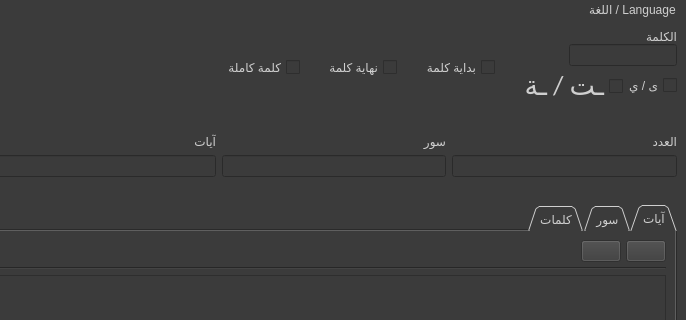
First picture: the form in gui/main_screen.ui, repository masalha-alaa/quran-counter, before the edit; both pictures show x 467 to 1153 and y 0 to 320 of the 1153 by 740 pixel window.
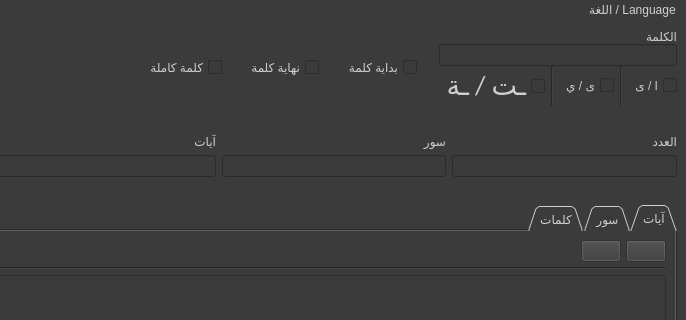
Second picture: the form after the edit. The open tabs and pages were chosen to show the change. Icons and pictures are not drawn.

Commit message: Alif variations update

What changed in the file:
```diff
--- a/gui/main_screen.ui
+++ b/gui/main_screen.ui
@@ -68,7 +68,7 @@
         <item>
          <widget class="QLineEdit" name="searchWord">
           <property name="sizePolicy">
-           <sizepolicy hsizetype="Fixed" vsizetype="Fixed">
+           <sizepolicy hsizetype="Preferred" vsizetype="Fixed">
             <horstretch>0</horstretch>
             <verstretch>0</verstretch>
            </sizepolicy>
@@ -88,7 +88,24 @@
          </widget>
         </item>
         <item>
-         <layout class="QHBoxLayout" name="horizontalLayout_8">
+         <layout class="QHBoxLayout" name="horizontalLayout_8" stretch="0,0,0,0,0">
+          <property name="spacing">
+           <number>6</number>
+          </property>
+          <item>
+           <widget class="QCheckBox" name="alifAlifMaksuraCheckbox">
+            <property name="text">
+             <string>ا / ى</string>
+            </property>
+           </widget>
+          </item>
+          <item>
+           <widget class="Line" name="line_4">
+            <property name="orientation">
+             <enum>Qt::Vertical</enum>
+            </property>
+           </widget>
+          </item>
           <item>
            <widget class="QCheckBox" name="yaAlifMaksuraCheckbox">
             <property name="enabled">
@@ -99,6 +116,13 @@
             </property>
            </widget>
           </item>
+          <item>
+           <widget class="Line" name="line_5">
+            <property name="orientation">
+             <enum>Qt::Vertical</enum>
+            </property>
+           </widget>
+          </item>
           <item>
            <widget class="QCheckBox" name="finalTaCheckbox">
             <property name="enabled">
```
Left out of the diff: 2 changed lines with no effect on the pictures. The commit also changes 5 other files.
